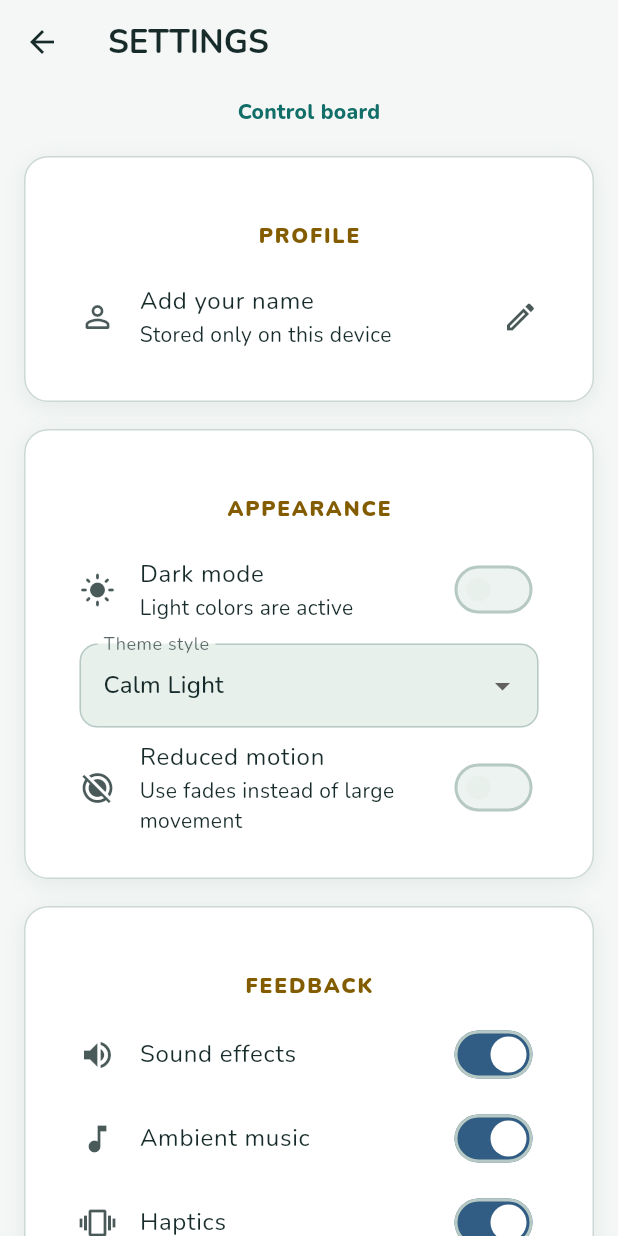
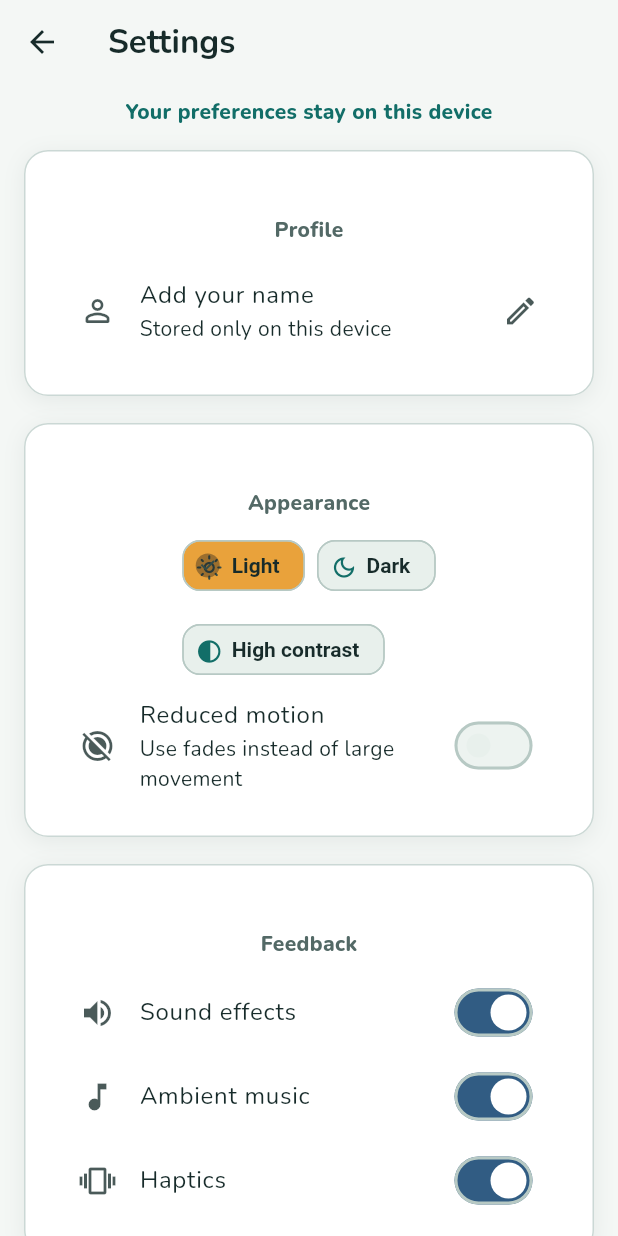
Before and after one commit to ashiqe-bts/brain, a Flutter app: the SettingsScreen screen opened directly, on a phone screen of 412 x 824 dp. Run offline on Flutter 3.47's test engine with Material 3 defaults, Android fonts, the phone set to English and light mode, and no system bars; our stand-ins replace drift, drift_flutter, equatable, flutter_bloc, flutter_local_notifications, timezone; accounts and stored records are empty; generated files the repository leaves out were written again.

Commit message:
feat: apply calm focus experience across training

```diff
--- a/lib/features/games/game_tutorial_screen.dart
+++ b/lib/features/games/game_tutorial_screen.dart
@@ -89,7 +89,7 @@ class _GameTutorialScreenState extends State<GameTutorialScreen> {
 
   @override
   Widget build(BuildContext context) => Scaffold(
-    appBar: AppBar(title: Text('${widget.type.title.toUpperCase()} TUTORIAL')),
+    appBar: AppBar(title: Text('${widget.type.title} tutorial')),
     body: SafeArea(
       child: Center(
         child: ConstrainedBox(
--- a/lib/features/games/research_game_screen.dart
+++ b/lib/features/games/research_game_screen.dart
@@ -394,7 +394,7 @@ class _ResearchGameScreenState extends State<ResearchGameScreen>
                   Navigator.pop(context, result);
                 },
                 icon: Icons.arrow_forward_rounded,
-                label: 'CONTINUE',
+                label: 'Continue',
               ),
             ],
           ),
@@ -412,7 +412,7 @@ class _ResearchGameScreenState extends State<ResearchGameScreen>
       },
       child: Scaffold(
         appBar: AppBar(
-          title: Text(widget.type.title.toUpperCase()),
+          title: Text(widget.type.title),
           actions: [
             if (lifecycle == GameLifecycle.running)
               IconButton(
--- a/lib/features/progress/progress_screen.dart
+++ b/lib/features/progress/progress_screen.dart
@@ -29,7 +29,7 @@ class _ProgressScreenState extends State<ProgressScreen> {
     final review = weeklyReview(daily: data.daily, history: data.history);
     final domains = activeGames.map((game) => game.skill).toSet().toList();
     return Scaffold(
-      appBar: AppBar(toolbarHeight: 70, title: const Text('INSIGHTS')),
+      appBar: AppBar(toolbarHeight: 70, title: const Text('Insights')),
       body: SafeArea(
         bottom: false,
         child: ListView(
@@ -170,7 +170,6 @@ class _ProgressScreenState extends State<ProgressScreen> {
     return Padding(
       padding: const EdgeInsets.only(bottom: 10),
       child: AppCard(
-        color: Color.lerp(context.gameAccent(game), context.brain.surface, .78),
         child: Column(
           crossAxisAlignment: CrossAxisAlignment.start,
           children: [
@@ -401,7 +400,7 @@ class _ProgressScreenState extends State<ProgressScreen> {
             ),
             title: Text(entry.key),
             subtitle: Text(entry.value),
-            trailing: earned ? const Text('DONE') : null,
+            trailing: earned ? const Text('Complete') : null,
           );
         }).toList(),
       ),
--- a/lib/features/settings/settings_screen.dart
+++ b/lib/features/settings/settings_screen.dart
@@ -25,12 +25,12 @@ class _SettingsScreenState extends State<SettingsScreen> {
   Widget build(BuildContext context) {
     final d = context.watch<BrainCubit>().state.data;
     return Scaffold(
-      appBar: AppBar(title: const Text('SETTINGS')),
+      appBar: AppBar(title: const Text('Settings')),
       body: ListView(
         padding: const EdgeInsets.fromLTRB(16, 8, 16, 28),
         children: [
-          const Center(child: PageEyebrow('Control board')),
-          const SizedBox(height: 20),
+          const PageEyebrow('Your preferences stay on this device'),
+          const SizedBox(height: 16),
           AppCard(
             child: Column(
               children: [
@@ -50,43 +50,40 @@ class _SettingsScreenState extends State<SettingsScreen> {
             child: Column(
               children: [
                 _header('Appearance'),
-                SwitchListTile(
-                  value: d.theme != BrainTheme.calmLight,
-                  onChanged: (dark) => context.read<BrainCubit>().setTheme(
-                    dark ? BrainTheme.calmDark : BrainTheme.calmLight,
-                  ),
-                  secondary: Icon(
-                    d.theme == BrainTheme.calmLight
-                        ? Icons.light_mode_rounded
-                        : Icons.dark_mode_rounded,
-                  ),
-                  title: const Text('Dark mode'),
-                  subtitle: Text(
-                    d.theme == BrainTheme.calmLight
-                        ? 'Light colors are active'
-                        : 'Dark colors are active',
-                  ),
-                ),
                 Padding(
                   padding: const EdgeInsets.symmetric(horizontal: 16),
-                  child: DropdownButtonFormField<BrainTheme>(
-                    key: ValueKey(d.theme),
-                    initialValue: d.theme,
-                    decoration: const InputDecoration(
-                      labelText: 'Theme style',
-                      border: OutlineInputBorder(),
-                    ),
-                    items: BrainTheme.values
-                        .map(
-                          (e) => DropdownMenuItem(
-                            value: e,
-                            child: Text(_themeName(e)),
-                          ),
-                        )
-                        .toList(),
-                    onChanged: (v) {
-                      if (v != null) context.read<BrainCubit>().setTheme(v);
-                    },
+                  child: Wrap(
+                    spacing: 8,
+                    runSpacing: 8,
+                    children:
+                        const [
+                              (
+                                BrainTheme.calmLight,
+                                Icons.light_mode_outlined,
+                                'Light',
+                              ),
+                              (
+                                BrainTheme.calmDark,
+                                Icons.dark_mode_outlined,
+                                'Dark',
+                              ),
+                              (
+                                BrainTheme.highContrast,
+                                Icons.contrast_rounded,
+                                'High contrast',
+                              ),
+                            ]
+                            .map(
+                              (option) => FilterChip(
+                                avatar: Icon(option.$2, size: 18),
+                                label: Text(option.$3),
+                                selected: d.theme == option.$1,
+                                onSelected: (_) => context
+                                    .read<BrainCubit>()
+                                    .setTheme(option.$1),
+                              ),
+                            )
+                            .toList(),
                   ),
                 ),
                 SwitchListTile(
@@ -206,11 +203,10 @@ class _SettingsScreenState extends State<SettingsScreen> {
   Widget _header(String text) => Padding(
     padding: const EdgeInsets.fromLTRB(20, 22, 20, 8),
     child: Text(
-      text.toUpperCase(),
+      text,
       style: TextStyle(
-        color: context.rewardInk,
-        fontWeight: FontWeight.w900,
-        letterSpacing: 1.2,
+        color: context.brain.textMuted,
+        fontWeight: FontWeight.w800,
       ),
     ),
   );
@@ -221,11 +217,6 @@ class _SettingsScreenState extends State<SettingsScreen> {
         secondary: Icon(icon),
         title: Text(title),
       );
-  String _themeName(BrainTheme t) => switch (t) {
-    BrainTheme.calmLight => 'Calm Light',
-    BrainTheme.calmDark => 'Calm Dark',
-    BrainTheme.highContrast => 'High Contrast',
-  };
   Future<void> _toggleReminder(bool value, BrainState d) async {
     if (value && !await notifications.requestPermission()) return;
     if (!mounted) return;
```
Also changed, not shown: lib/features/daily_workout/workout_screen.dart (+4 -4 lines), lib/features/games/game_screen.dart (+3 -6 lines), lib/features/games/games_screen.dart (+40 -25 lines), lib/features/home/home_screen.dart (+27 -15 lines).
